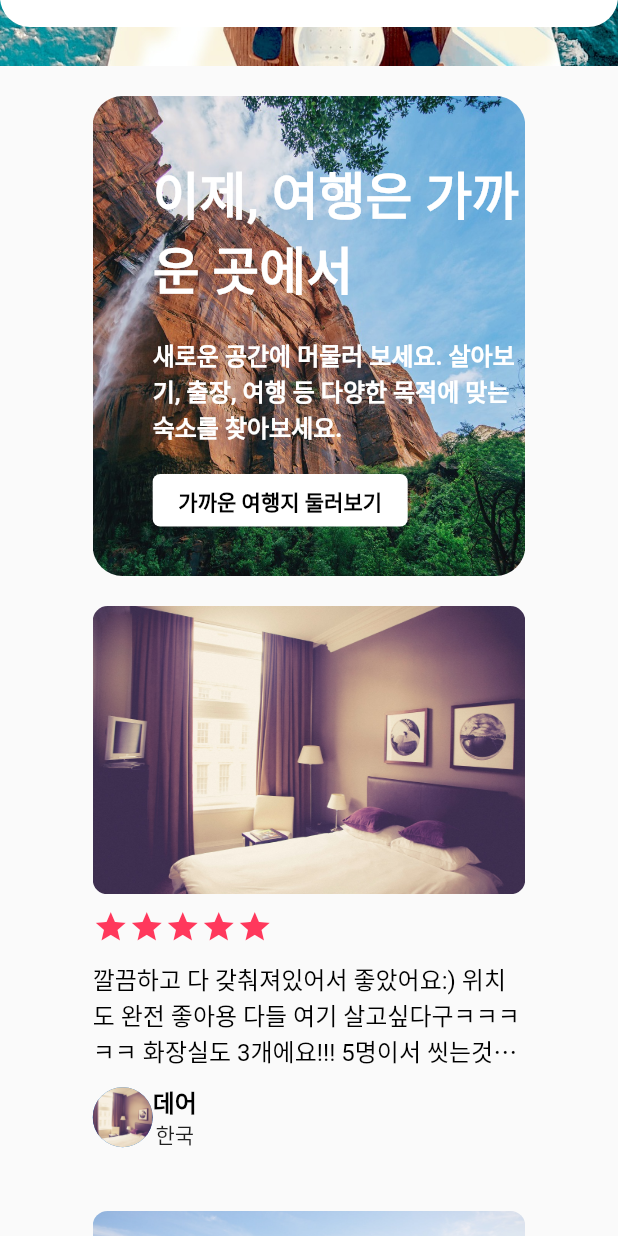
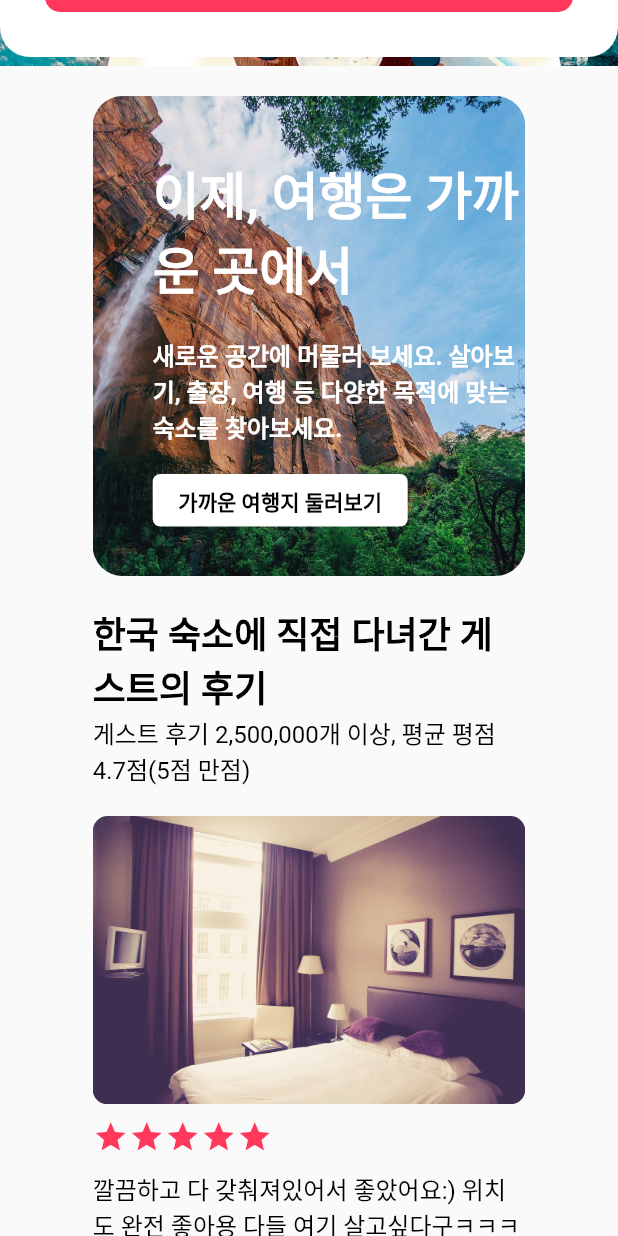
Before and after one commit to Jo-HyeRin/Flutter_Web, a Flutter app: the screen it shows after launch, scrolled down 576 dp, on a phone screen of 412 x 824 dp. Run offline on Flutter 3.47's test engine with Material 2 defaults, Android fonts, the phone set to English and light mode, and no system bars.

Commit message:
body popular item fix, header form MediaQuery Finish

```diff
--- a/lib/components/home/home_body_popular.dart
+++ b/lib/components/home/home_body_popular.dart
@@ -1,5 +1,7 @@
 import 'package:flutter/material.dart';
 import 'package:flutter_airbnb/components/home/home_body_popular_item.dart';
+import 'package:flutter_airbnb/size.dart';
+import 'package:flutter_airbnb/styles.dart';
 
 class HomeBodyPopular extends StatelessWidget {
   const HomeBodyPopular({Key? key}) : super(key: key);
@@ -16,7 +18,19 @@ class HomeBodyPopular extends StatelessWidget {
   }
 
   Widget _buildPopularTitle(){
-    return SizedBox();
+    return Column(
+      children: [
+        Text(
+          "한국 숙소에 직접 다녀간 게스트의 후기",
+          style: h5(),
+        ),
+        Text(
+          "게스트 후기 2,500,000개 이상, 평균 평점 4.7점(5점 만점)",
+          style: body1(),
+        ),
+        SizedBox(height: gap_m),
+      ],
+    );
   }
 
   Widget _buildPopularList(){
--- a/lib/components/home/home_body_popular_item.dart
+++ b/lib/components/home/home_body_popular_item.dart
@@ -88,7 +88,7 @@ class HomeBodyPopularItem extends StatelessWidget {
         CircleAvatar(
           backgroundImage: AssetImage("assets/p1.jpeg"),
         ),
-        SizedBox(height: gap_s),
+        SizedBox(width: gap_s),
         Column(
           children: [
             Text("데어", style: subtitle1(),),
--- a/lib/components/home/home_header_form.dart
+++ b/lib/components/home/home_header_form.dart
@@ -9,8 +9,11 @@ class HomeHeaderForm extends StatelessWidget {
 
   @override
   Widget build(BuildContext context) {
-    return Align(
-      alignment: Alignment(-0.6, 0),
+    double screenWidth = MediaQuery.of(context).size.width;
+    return Padding(
+      padding: const EdgeInsets.only(top: gap_m),
+      child: Align(
+        alignment: screenWidth < 520 ? Alignment(0, 0) : Alignment(-0.6, 0),
         child: Container(
           width: 420,
           decoration: BoxDecoration(
@@ -27,6 +30,7 @@ class HomeHeaderForm extends StatelessWidget {
                   _buildFormField(),
                   _buildFormSubmit(),
                 ],
+              ),
             ),
           ),
         ),
```
Lines whose indentation alone changed are shown as unchanged.
